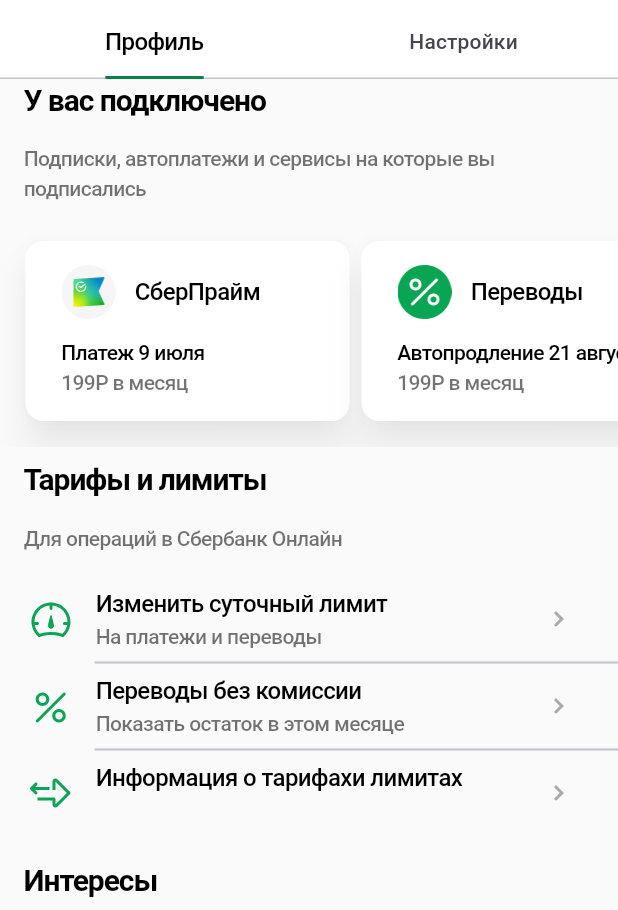
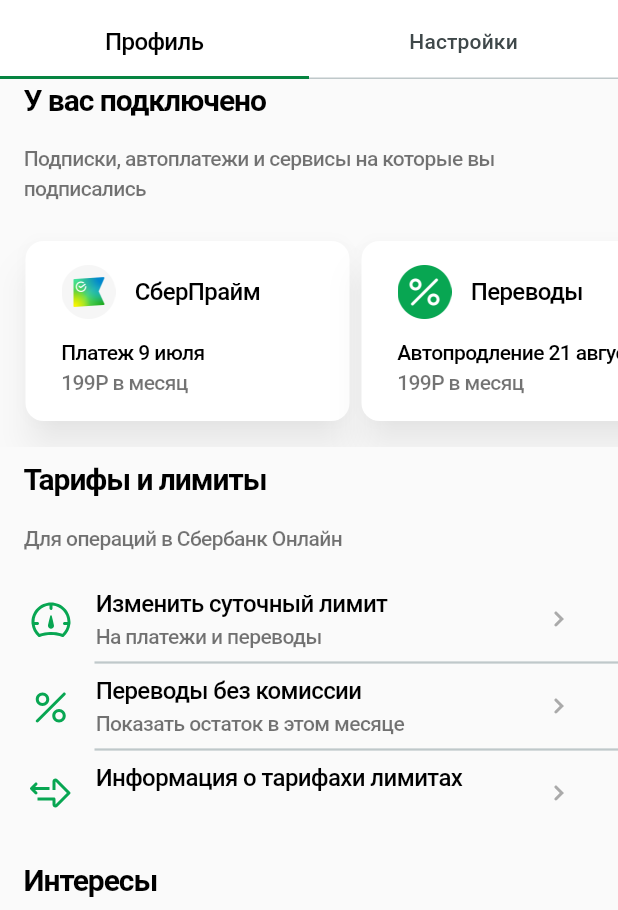
Before and after one commit to DeVoytinc/Sberbank_lab, a Flutter app: the screen it shows after launch, on a phone screen of 412 x 824 dp, the part 326-1236 px from its top. Run offline on Flutter 3.47's test engine with Material 3 defaults, Android fonts, the phone set to English and light mode, and no system bars; our stand-ins replace flutter_svg.

Commit message:
Изменил тему

```diff
--- a/lib/themes/theme.dart
+++ b/lib/themes/theme.dart
@@ -4,21 +4,34 @@
 ThemeData lightThemeData(BuildContext context) {
   return ThemeData.light().copyWith(
     primaryColor: Color.fromARGB(255, 52, 65, 255),
-
     scaffoldBackgroundColor: MyColors.backgroundColor,
     canvasColor: Colors.white,
 
-    appBarTheme: AppBarTheme(
-      elevation: 0,
-      backgroundColor: Color.fromARGB(255, 255, 255, 255),
-      iconTheme: IconThemeData(). copyWith(
-        color: MyColors.primary,
-      ),
-      actionsIconTheme: IconThemeData().copyWith(
-        color: MyColors.primary,
-      )
+    chipTheme: ChipThemeData(
+        showCheckmark: true,
+        shape: RoundedRectangleBorder(
+            borderRadius: BorderRadius.circular(30),
+            side: const BorderSide(color: Colors.transparent)
+        ),
+        backgroundColor: Colors.black.withAlpha(30),
+        selectedColor: MyColors.primary.withAlpha(150),
     ),
 
+
+      colorScheme: ColorScheme.fromSeed(
+        seedColor: Colors.white,
+        surfaceTint: Colors.white
+      ),
+
+    appBarTheme: AppBarTheme(
+        elevation: 0,
+        backgroundColor: Color.fromARGB(255, 255, 255, 255),
+        iconTheme: IconThemeData().copyWith(
+          color: MyColors.primary,
+        ),
+        actionsIconTheme: IconThemeData().copyWith(
+          color: MyColors.primary,
+        )),
     tabBarTheme: TabBarTheme().copyWith(
       labelColor: Colors.black,
       labelStyle: const TextStyle(
@@ -36,9 +49,7 @@
             width: 2.0,
           ),
         ),
-
       ),
     ),
   );
-
 }
--- a/lib/widgets/appbar.dart
+++ b/lib/widgets/appbar.dart
@@ -32,6 +32,7 @@
         letterSpacing: -0.40,
       ),
       bottom: TabBar(
+        indicatorSize: TabBarIndicatorSize.tab,
         controller: tabController,
         tabs: const <Widget>[
           Tab(
--- a/lib/widgets/horizontal_list_item.dart
+++ b/lib/widgets/horizontal_list_item.dart
@@ -11,6 +11,9 @@
   Widget build(BuildContext context) {
     return Padding(
       padding: const EdgeInsets.only(right: 8.0),
+
+
+
       child: ElevatedButton(
         style: ElevatedButton.styleFrom(
           elevation: 10,
```
Also changed, not shown: pubspec.lock, 2 other files.
